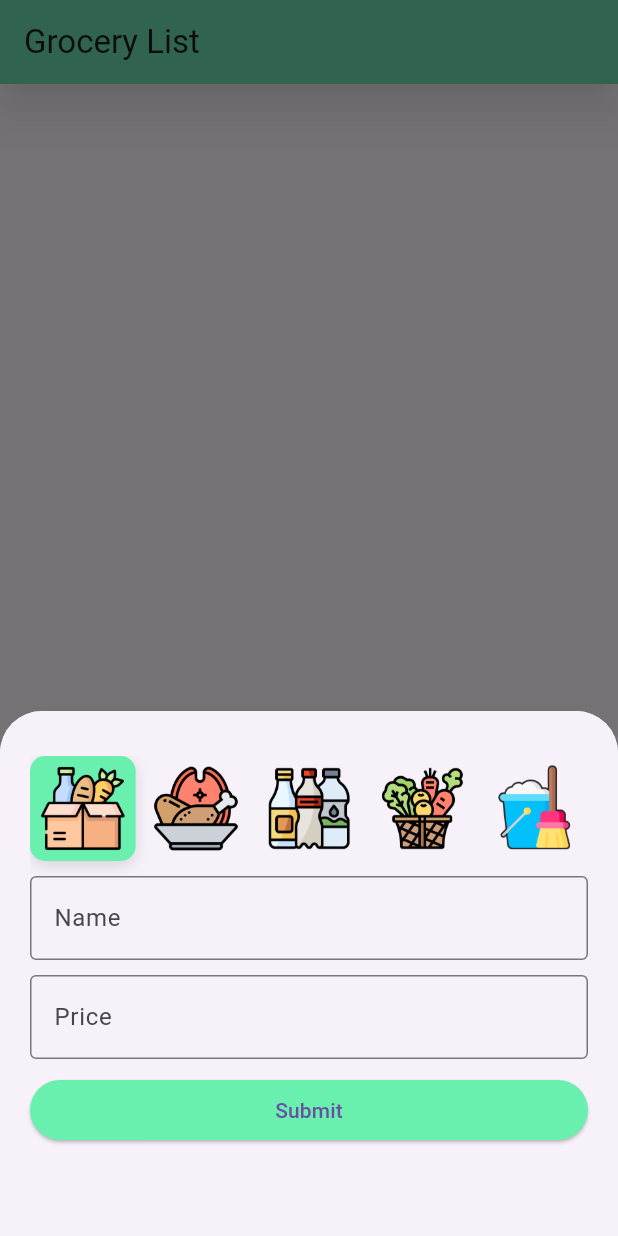
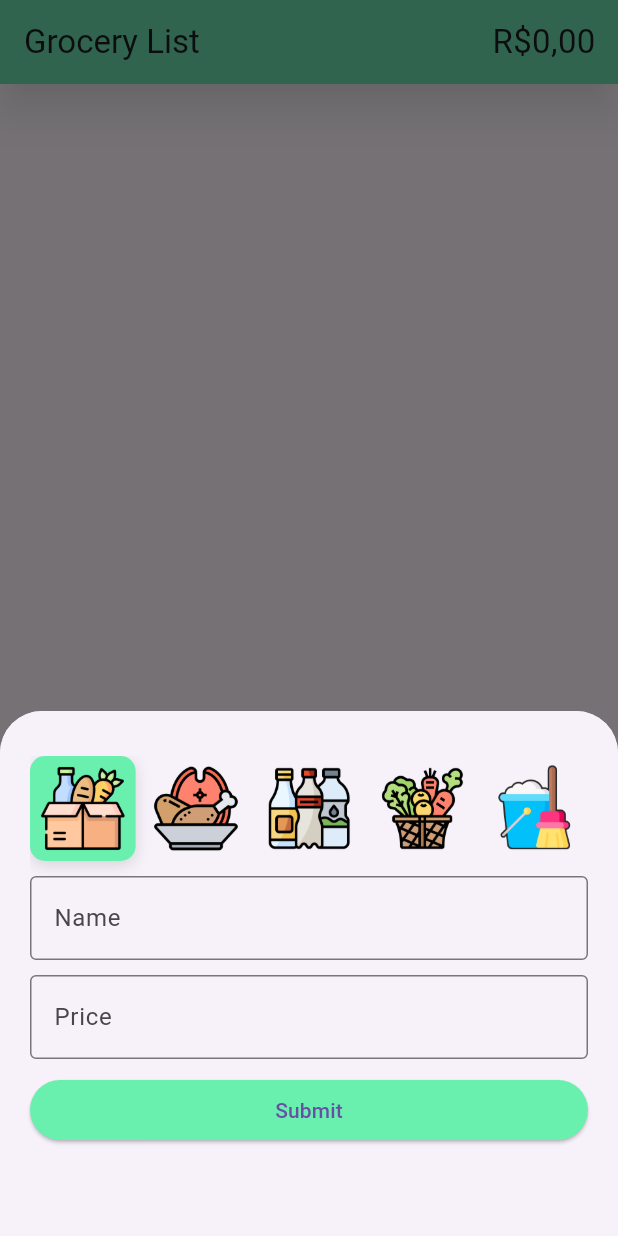
Before and after one commit to Patrick-Gonzaga/Grocery-Market-List, a Flutter app: the screen it shows after launch, after a tap on the "add" icon, on a phone screen of 412 x 824 dp. Run offline on Flutter 3.47's test engine with Material 3 defaults, Android fonts, the phone set to English and light mode, and no system bars; our stand-ins replace currency_text_input_formatter, flutter_slidable, image_picker, sqflite; accounts and stored records are empty.

Commit message:
new feature: add total value in the app bar

```diff
--- a/lib/main.dart
+++ b/lib/main.dart
@@ -2,7 +2,7 @@ import 'package:flutter/material.dart';
 import 'package:market_management/ui/home_page.dart';
 
 void main() {
-  runApp(MaterialApp(home: Home()));
+  runApp(MaterialApp(home: Home(), debugShowCheckedModeBanner: false));
 }
 
 class Home extends StatelessWidget {
--- a/lib/ui/home_page.dart
+++ b/lib/ui/home_page.dart
@@ -32,7 +32,13 @@ class _HomePageState extends State<HomePage> {
   Future<void> _loadDbList() async {
     final list = await dbHelper.getAllGroceryItems();
     setState(() {
+      print(list);
+
       groceryList = list;
+      total = 0;
+      for (var item in list) {
+        total += double.parse(item.value);
+      }
     });
   }
 
@@ -45,6 +51,7 @@ class _HomePageState extends State<HomePage> {
   ];
 
   String typeSelected = 'grocery';
+  double total = 0;
 
   @override
   Widget build(BuildContext context) {
@@ -54,6 +61,16 @@ class _HomePageState extends State<HomePage> {
         title: Text('Grocery List'),
         elevation: 10,
         shadowColor: Colors.black45,
+        actions: [
+          Container(
+            padding: EdgeInsets.only(right: 15),
+            child: Text(
+              "R\$${total.toStringAsFixed(2).replaceAll(".", ",")}",
+              textAlign: TextAlign.end,
+              style: TextStyle(fontSize: 22),
+            ),
+          ),
+        ],
       ),
       floatingActionButton: FloatingActionButton(
         onPressed: () {
@@ -401,6 +418,10 @@ class _HomePageState extends State<HomePage> {
                     dbHelper.getAllGroceryItems().then((list) {
                       setState(() {
                         groceryList = list;
+                        total = 0;
+                        for (var item in list) {
+                          total += double.parse(item.value);
+                        }
                       });
                     });
                   },
@@ -706,6 +727,10 @@ class _HomePageState extends State<HomePage> {
                           dbHelper.getAllGroceryItems().then((list) {
                             setState(() {
                               groceryList = list;
+                              total = 0;
+                              for (var item in list) {
+                                total += double.parse(item.value);
+                              }
                             });
                           });
                           print(text);
@@ -753,6 +778,10 @@ class _HomePageState extends State<HomePage> {
                           dbHelper.getAllGroceryItems().then((list) {
                             setState(() {
                               groceryList = list;
+                              total = 0;
+                              for (var item in list) {
+                                total += double.parse(item.value);
+                              }
                               print(list);
                             });
                           });
```
Also changed, not shown: pubspec.yaml (+9 -0 lines), assets/icon/icon.png (added), lib/ui/grocery_items_list.dart (deleted), pubspec.lock, 28 other files.
